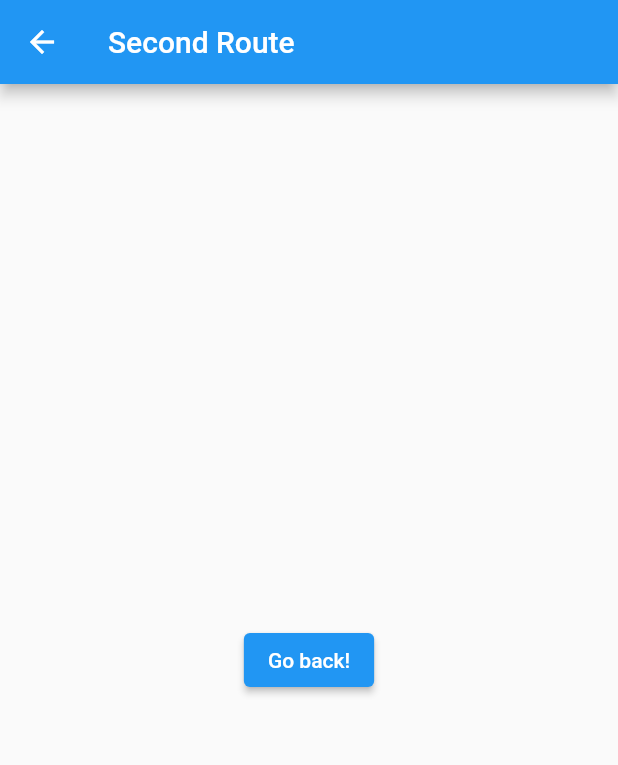
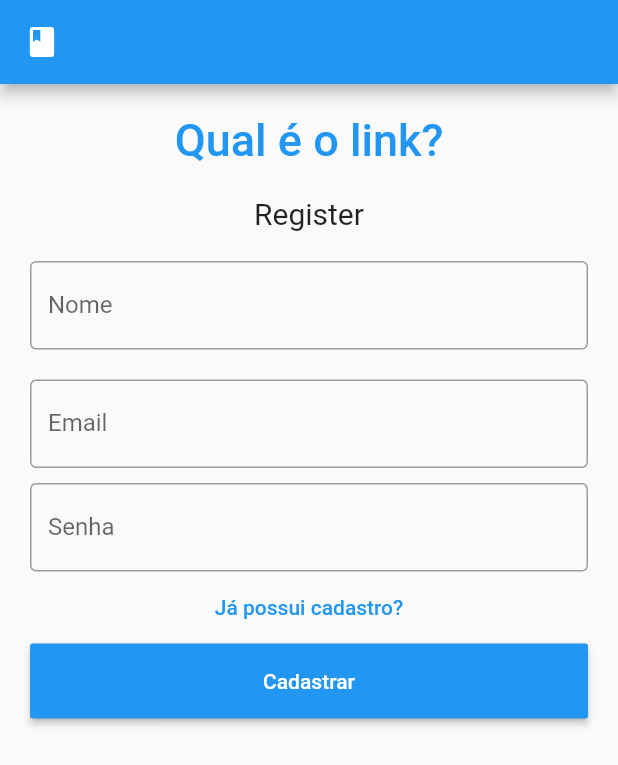
Before and after one commit to LuanPereiraV/TrabalhoMobile, a Flutter app: the screen it shows after launch, after a tap on "Não possui cadastro?", on a phone screen of 412 x 824 dp. Shown: the top 765 px of the screen. Run offline on Flutter 3.47's test engine with Material 2 defaults, Android fonts, the phone set to English and light mode, and no system bars.

Commit message:
tela de cadastro

```diff
--- a/mobile_class/lib/main.dart
+++ b/mobile_class/lib/main.dart
@@ -8,21 +8,107 @@ void main() {
   ));
 }
 
-class Mostrar extends StatelessWidget {
+class Cadastro extends StatelessWidget {
+  TextEditingController nameeController = TextEditingController();
+  TextEditingController passworddController = TextEditingController();
+  TextEditingController emailController = TextEditingController();
+
   @override
   Widget build(BuildContext context) {
     return Scaffold(
       appBar: AppBar(
-        title: Text("Second Route"),
-      ),
-      body: Center(
-        child: ElevatedButton(
-          onPressed: () {
-            Navigator.pop(context);
+        leading: Builder(
+          builder: (BuildContext context) {
+            return IconButton(
+              icon: const Icon(Icons.book),
+              onPressed: () { Scaffold.of(context).openDrawer(); },
+              tooltip: MaterialLocalizations.of(context).openAppDrawerTooltip,
+            );
           },
-          child: Text('Go back!'),
         ),
       ),
+      body: Padding(
+          padding: EdgeInsets.all(10),
+          child: ListView(
+            children: <Widget>[
+              Container(
+                  alignment: Alignment.center,
+                  padding: EdgeInsets.all(10),
+                  child: Text(
+                    'Qual é o link?',
+                    style: TextStyle(
+                        color: Colors.blue,
+                        fontWeight: FontWeight.w500,
+                        fontSize: 30),
+                  )),
+              Container(
+                  alignment: Alignment.center,
+                  padding: EdgeInsets.all(10),
+                  child: Text(
+                    'Register',
+                    style: TextStyle(fontSize: 20),
+                  )),
+              Container(
+                padding: EdgeInsets.all(10),
+                child: TextField(
+                  controller: nameeController,
+                  decoration: InputDecoration(
+                    border: OutlineInputBorder(),
+                    labelText: 'Nome',
+                  ),
+                ),
+              ),
+              Container(
+                padding: EdgeInsets.fromLTRB(10, 10, 10, 0),
+                child: TextField(
+                  obscureText: true,
+                  controller: emailController,
+                  decoration: InputDecoration(
+                    border: OutlineInputBorder(),
+                    labelText: 'Email',
+                  ),
+                ),
+              ),
+              Container(
+                padding: EdgeInsets.fromLTRB(10, 10, 10, 0),
+                child: TextField(
+                  obscureText: true,
+                  controller: passworddController,
+                  decoration: InputDecoration(
+                    border: OutlineInputBorder(),
+                    labelText: 'Senha',
+                  ),
+                ),
+              ),
+              FlatButton(
+                onPressed: (){
+                  //forgot password screen
+                  Navigator.pop(
+                    context,
+                  );
+                },
+                textColor: Colors.blue,
+                child: Text('Já possui cadastro?'),
+              ),
+              Container(
+                  height: 50,
+                  padding: EdgeInsets.fromLTRB(10, 0, 10, 0),
+                  child: RaisedButton(
+                    textColor: Colors.white,
+                    color: Colors.blue,
+                    child: Text('Cadastrar'),
+                    onPressed: () {
+                      print(nameeController.text);
+                      print(emailController.text);
+                      print(passworddController.text);
+                      Navigator.pop(
+                        context,
+
+                      );
+                    },
+                  )),
+            ],
+          ))
     );
   }
 }
@@ -58,7 +144,7 @@ showAlertDialog(BuildContext context) {
   );
 }
 
-class SecondRoute extends StatelessWidget {
+class Mostrar extends StatelessWidget {
   @override
   Widget build(BuildContext context) {
     return Scaffold(
@@ -86,6 +172,7 @@ class MyApp extends StatefulWidget {
 class _State extends State<MyApp> {
   TextEditingController nameController = TextEditingController();
   TextEditingController passwordController = TextEditingController();
+
 
   @override
   Widget build(BuildContext context) {
@@ -149,7 +236,7 @@ class _State extends State<MyApp> {
                     //forgot password screen
                     Navigator.push(
                       context,
-                      MaterialPageRoute(builder: (context) => Mostrar()),
+                      MaterialPageRoute(builder: (context) => Cadastro()),
                     );
                   },
                   textColor: Colors.blue,
@@ -167,11 +254,13 @@ class _State extends State<MyApp> {
                         print(passwordController.text);
                         Navigator.push(
                           context,
-                          MaterialPageRoute(builder: (context) => SecondRoute()),
+                          MaterialPageRoute(builder: (context) => Mostrar()),
                         );
                       },
                     )),
               ],
-            )));
+            ))
+
+              );
   }
 }
```
